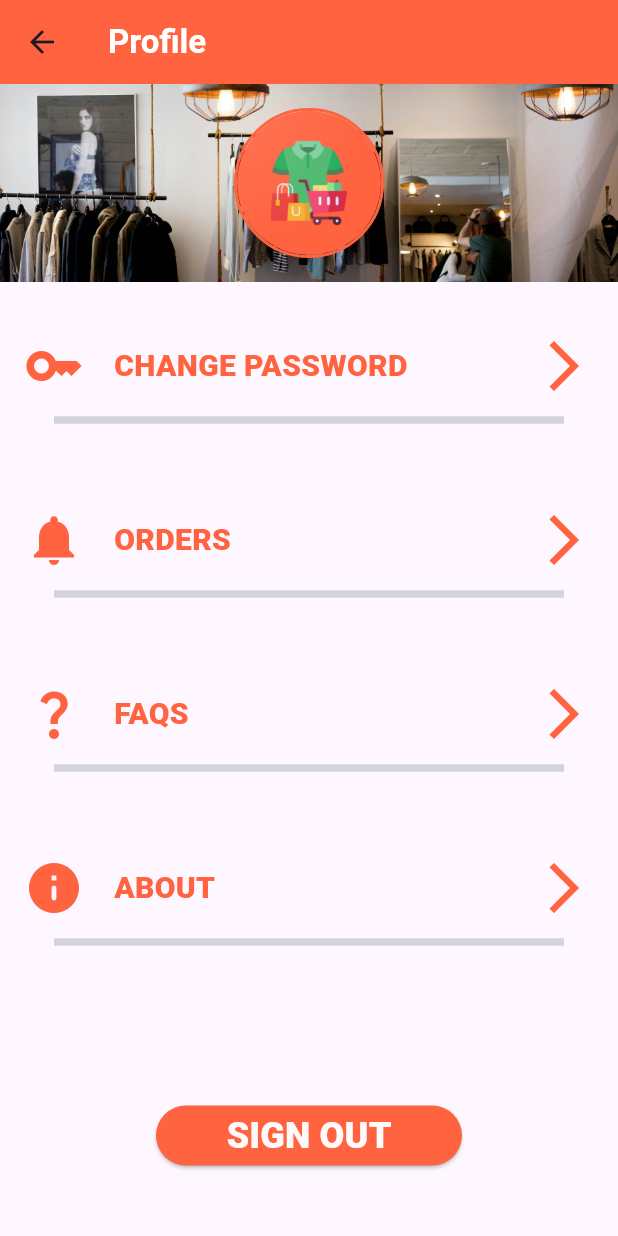
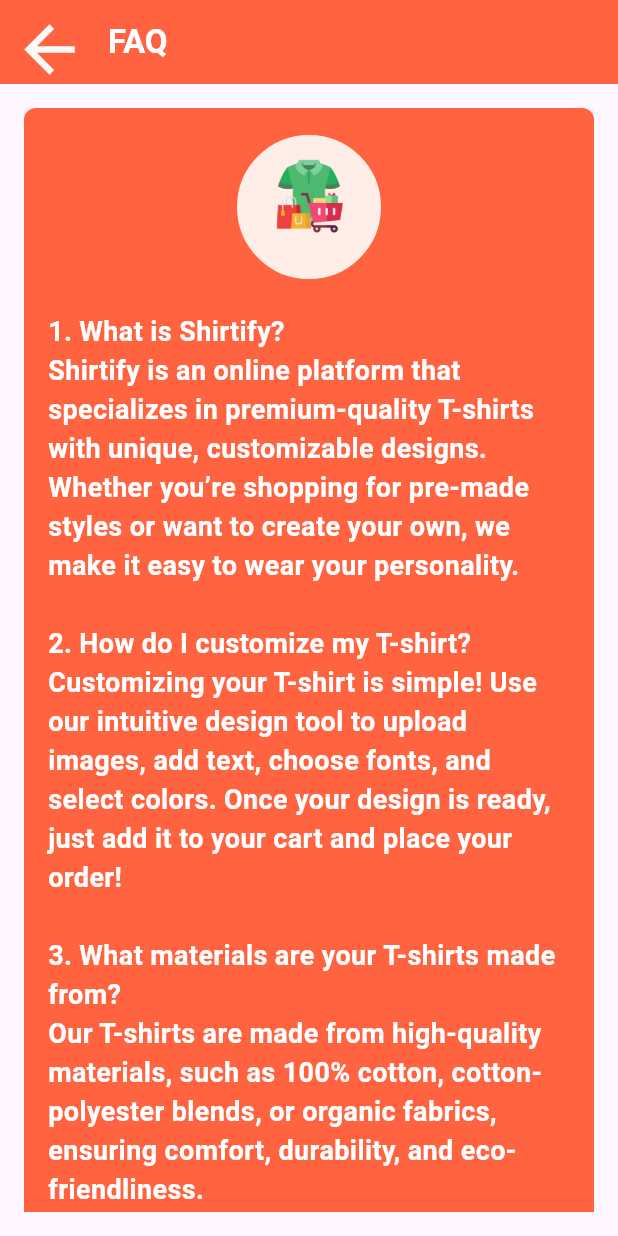
Before and after one commit to WenDEVLIFE/shirtify, a Flutter app: the ProfilePage screen opened directly, after a tap on "FAQS", on a phone screen of 412 x 824 dp. Run offline on Flutter 3.47's test engine with Material 3 defaults, Android fonts, the phone set to English and light mode, and no system bars; our stand-ins replace cloud_firestore, curved_navigation_bar, firebase_core, fluttertoast, go_router, shared_preferences and 1 more; accounts and stored records are empty; Roboto replaces fonts that are missing (LeagueSpartan).

Commit message:
Added FAQPage.dart done 👌

```diff
--- a/lib/main.dart
+++ b/lib/main.dart
@@ -5,6 +5,7 @@
 import 'package:shirtify/pages/AboutPage.dart';
 import 'package:shirtify/pages/ChangePassword_Page.dart';
 import 'package:shirtify/pages/DisplayProduct.dart';
+import 'package:shirtify/pages/FAQPage.dart';
 import 'package:shirtify/pages/LoginPage.dart';
 import 'package:shirtify/pages/OrdersPage.dart';
 import 'package:shirtify/pages/RegisterPage.dart';
@@ -44,6 +45,7 @@
         GoRoute(path: '/changepassword', builder: (context, state) => const ChangePasswordPage()),
         GoRoute(path: '/orders', builder: (context, state) => const Orderspage()),
         GoRoute(path: '/about', builder: (context, state) => const AboutPage()),
+        GoRoute(path: '/faq', builder: (context, state) => const Faqpage()),
       ],
     );
 
--- /dev/null
+++ b/lib/pages/FAQPage.dart
@@ -0,0 +1,116 @@
+import 'package:flutter/cupertino.dart';
+import 'package:flutter/material.dart';
+import 'package:fluttertoast/fluttertoast.dart';
+
+import '../component/Colors.dart';
+
+class Faqpage extends StatefulWidget {
+  const Faqpage({Key? key}) : super(key: key);
+
+  @override
+  FaqState createState() => FaqState();
+}
+
+class FaqState extends State<Faqpage> {
+  @override
+  Widget build(BuildContext context) {
+    return Scaffold(
+      appBar: AppBar(
+        leading: IconButton(
+          icon: const Icon(
+            Icons.arrow_back,
+            color: ColorsPallete.white,
+            size: 50,
+          ),
+          onPressed: () {
+            Navigator.pop(context);
+          },
+        ),
+        title: const Text(
+          'FAQ',
+          style: TextStyle(
+            color: Colors.white,
+            fontFamily: 'Roboto',
+            fontWeight: FontWeight.w700,
+          ),
+        ),
+        automaticallyImplyLeading: false,
+        backgroundColor: ColorsPallete.orange,
+      ),
+      body: Container(
+        color: Colors.transparent, // Set the background color here
+        child: Center(
+          child: Padding(
+            padding: const EdgeInsets.all(16.0), // Add padding around the scroll view
+            child: SingleChildScrollView(
+              child: Container(
+                width: 380, // Set the desired width here
+                padding: const EdgeInsets.all(16.0),
+                decoration: BoxDecoration(
+                  color: ColorsPallete.orange,
+                  borderRadius: BorderRadius.circular(8.0),
+                  boxShadow: const [
+                    BoxShadow(
+                      color: Colors.black26,
+                      blurRadius: 10.0,
+                      offset: Offset(0, 5),
+                    ),
+                  ],
+                ),
+                child: Column(
+                  crossAxisAlignment: CrossAxisAlignment.center,
+                  children: <Widget>[
+                    Container(
+                      width: 100,
+                      height: 100,
+                      decoration: BoxDecoration(
+                        shape: BoxShape.circle,
+                        color: ColorsPallete.whiteish,
+                        border: Border.all(color: ColorsPallete.orange, width: 2),
+                      ),
+                      child: ClipOval(
+                        child: Image.asset(
+                          'assets/icons/transparent.png',
+                          fit: BoxFit.cover,
+                        ),
+                      ),
+                    ),
+                    const SizedBox(height: 20),
+                    const Text(
+                      '1. What is Shirtify?\n'
+                          'Shirtify is an online platform that specializes in premium-quality T-shirts with unique, customizable designs. Whether you’re shopping for pre-made styles or want to create your own, we make it easy to wear your personality.\n\n'
+                          '2. How do I customize my T-shirt?\n'
+                          'Customizing your T-shirt is simple! Use our intuitive design tool to upload images, add text, choose fonts, and select colors. Once your design is ready, just add it to your cart and place your order!\n\n'
+                          '3. What materials are your T-shirts made from?\n'
+                          'Our T-shirts are made from high-quality materials, such as 100% cotton, cotton-polyester blends, or organic fabrics, ensuring comfort, durability, and eco-friendliness.\n\n'
+                          '4. What sizes do you offer?\n'
+                          'We offer a wide range of sizes, from XS to 5XL, to ensure the perfect fit for everyone. Please refer to our size chart for detailed measurements.\n\n'
+                          '5. How long does shipping take?\n'
+                          'Shipping times vary depending on your location and order customization. Standard delivery takes 5–7 business days, while express options are available for faster delivery.\n\n'
+                          '6. Do you ship internationally?\n'
+                          'Yes! Shirtify ships to most countries worldwide. Shipping fees and delivery times may vary based on your location.\n\n'
+                          '7. Can I return or exchange a T-shirt?\n'
+                          'Absolutely! If your T-shirt arrives damaged or with a defect, contact us within 14 days of delivery for a replacement or refund. Note that customized items are not eligible for returns unless they arrive with errors.\n\n'
+                          '8. Is there a minimum order for custom T-shirts?\n'
+                          'No minimum order! Whether you want just one shirt or a bulk order, we’re here to make it happen.\n\n'
+                          '9. Do you offer discounts for bulk orders?\n'
+                          'Yes, we provide special pricing for bulk orders. Contact our customer service team for details.\n\n'
+                          '10. Are your designs eco-friendly?\n'
+                          'Yes! We prioritize sustainability by offering organic fabrics and eco-friendly printing processes that minimize waste.',
+                      style: TextStyle(
+                        color: Colors.white,
+                        fontFamily: 'Roboto',
+                        fontWeight: FontWeight.w700,
+                        fontSize: 18,
+                      ),
+                    ),
+                  ],
+                ),
+              ),
+            ),
+          ),
+        ),
+      ),
+    );
+  }
+}
--- a/lib/pages/ProfilePage.dart
+++ b/lib/pages/ProfilePage.dart
@@ -118,6 +118,7 @@
                     text: 'FAQS',
                     onTap: () {
                       print('FAQS clicked');
+                      context.push('/faq');
                     },
                   ),
                   const SizedBox(height: 20),
```
